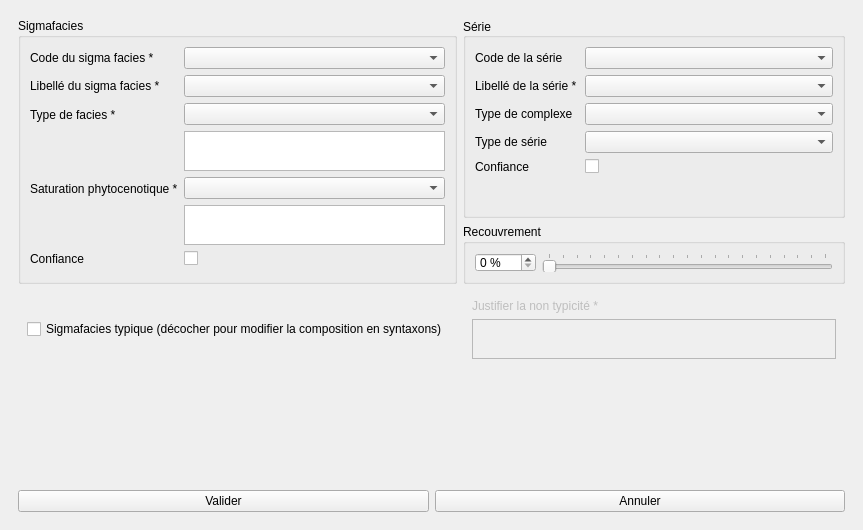
Old version of the form src/ui/form_sigmaf_cat.ui in the repository IGNF/saisie_carhab.
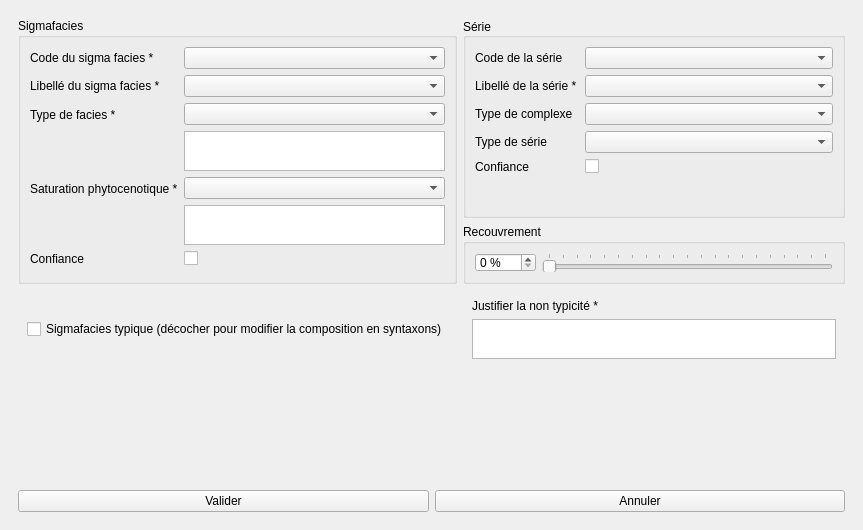
New version of the form.

The edit to the form file:
```diff
--- a/src/ui/form_sigmaf_cat.ui
+++ b/src/ui/form_sigmaf_cat.ui
@@ -97,7 +97,7 @@
            <item row="2" column="0">
             <widget class="QLabel" name="lb_typ_facies">
              <property name="text">
-              <string>Type de facies * </string>
+              <string>Type de facies *</string>
              </property>
             </widget>
            </item>
@@ -460,7 +460,7 @@
         <item row="2" column="1">
          <widget class="QWidget" name="widget_tpcte" native="true">
           <property name="enabled">
-           <bool>false</bool>
+           <bool>true</bool>
           </property>
           <property name="sizePolicy">
            <sizepolicy hsizetype="Preferred" vsizetype="Fixed">
```
